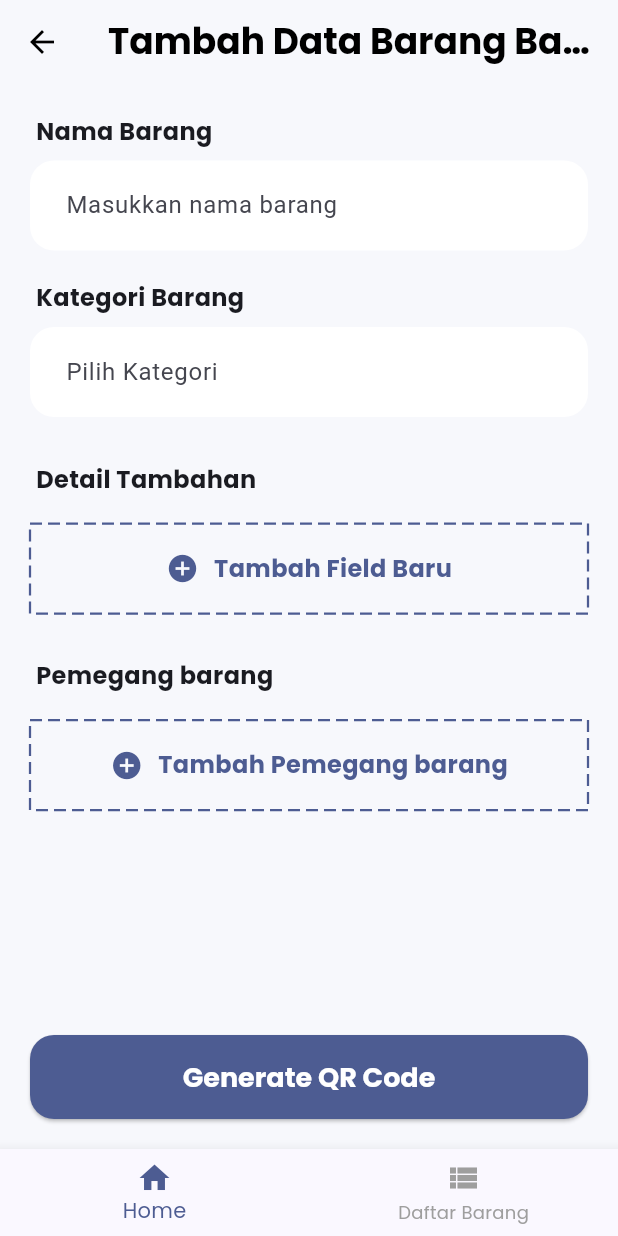
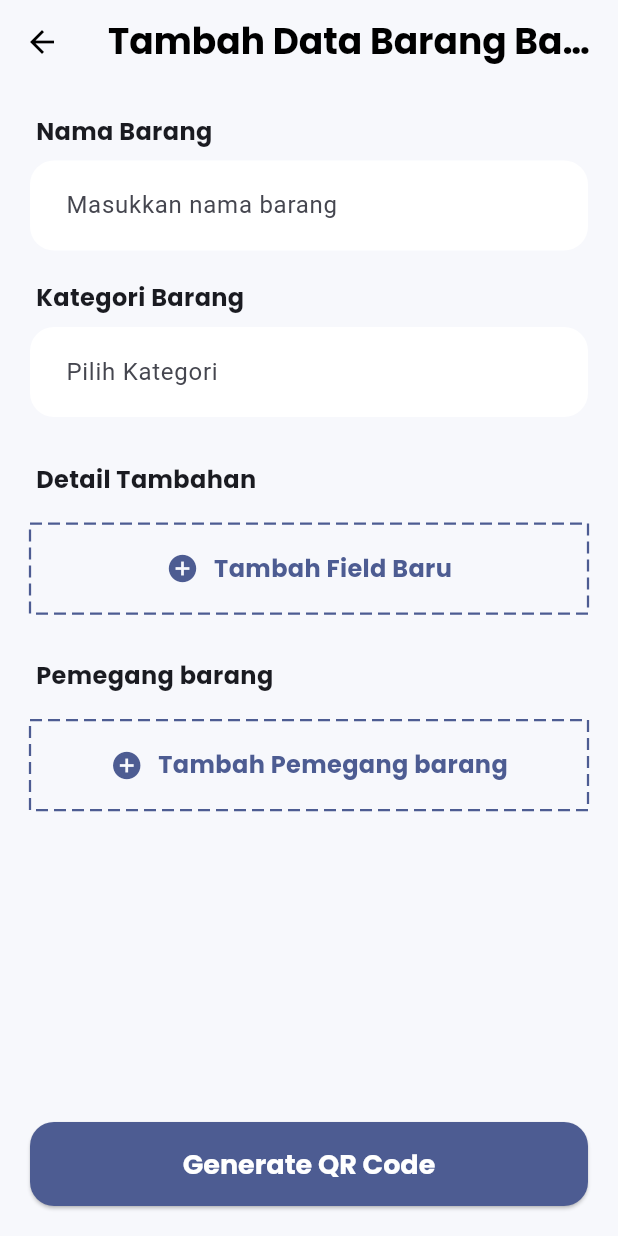
Before and after one commit to HegelAlRafli/SIPANDA, a Flutter app: the AddItemScreen screen opened by its route, on a phone screen of 412 x 824 dp. Run offline on Flutter 3.47's test engine with Material 3 defaults, Android fonts, the phone set to English and light mode, and no system bars; drawn by our look-alikes of dotted_border; our stand-ins replace cloud_firestore, firebase_core, go_router, google_fonts, image_picker, photo_view and 2 more; missing offline and left inert: file_saver, mobile_scanner; accounts and stored records are empty; network calls fail.

Commit message:
fix route app

```diff
--- a/lib/app_router.dart
+++ b/lib/app_router.dart
@@ -21,6 +21,7 @@ final GoRouter router = GoRouter(
     ),
   ),
   routes: <RouteBase>[
+    // Main navigation routes
     StatefulShellRoute.indexedStack(
       builder: (context, state, navigationShell) {
         return ScaffoldWithNavBar(navigationShell: navigationShell);
@@ -33,60 +34,6 @@ final GoRouter router = GoRouter(
               builder: (BuildContext context, GoRouterState state) {
                 return const HomeScreen();
               },
-              routes: <RouteBase>[
-                GoRoute(
-                  path: 'add_item',
-                  builder: (BuildContext context, GoRouterState state) {
-                    return const AddItemScreen();
-                  },
-                ),
-                GoRoute(
-                  path: 'qr_code',
-                  name: 'qr_code',
-                  builder: (BuildContext context, GoRouterState state) {
-                    final qrData = state.extra as String?;
-                    if (qrData == null) {
-                      return const Scaffold(
-                          body:
-                              Center(child: Text("Error: QR Data is missing.")));
-                    }
-                    return QrCodeScreen(itemId: qrData);
-                  },
-                ),
-                GoRoute(
-                  path: 'scan_qr',
-                  builder: (BuildContext context, GoRouterState state) {
-                    return const ScanQRScreen();
-                  },
-                ),
-                GoRoute(
-                    path: 'item_details/:itemId',
-                    name: 'item_details',
-                    builder: (BuildContext context, GoRouterState state) {
-                      final itemId = state.pathParameters['itemId'];
-                      if (itemId == null) {
-                        return const Scaffold(
-                            body: Center(
-                                child: Text("Error: Item ID is missing.")));
-                      }
-                      return ItemDetailsScreen(itemId: itemId);
-                    },
-                    routes: [
-                      GoRoute(
-                        path: 'edit',
-                        name: 'edit_item',
-                        builder: (BuildContext context, GoRouterState state) {
-                          final itemId = state.pathParameters['itemId'];
-                          if (itemId == null) {
-                            return const Scaffold(
-                                body: Center(
-                                    child: Text("Error: Item ID is missing.")));
-                          }
-                          return EditItemScreen(itemId: itemId);
-                        },
-                      ),
-                    ]),
-              ],
             ),
           ],
         ),
@@ -102,5 +49,60 @@ final GoRouter router = GoRouter(
         ),
       ],
     ),
+    // Top-level routes that can be accessed from anywhere
+    GoRoute(
+      path: '/add_item',
+      parentNavigatorKey: _rootNavigatorKey, // Important!
+      builder: (BuildContext context, GoRouterState state) {
+        return const AddItemScreen();
+      },
+    ),
+    GoRoute(
+      path: '/scan_qr',
+      parentNavigatorKey: _rootNavigatorKey,
+      builder: (BuildContext context, GoRouterState state) {
+        return const ScanQRScreen();
+      },
+    ),
+    GoRoute(
+      path: '/item_details/:itemId',
+      name: 'item_details',
+      parentNavigatorKey: _rootNavigatorKey,
+      builder: (BuildContext context, GoRouterState state) {
+        final itemId = state.pathParameters['itemId'];
+        if (itemId == null) {
+          return const Scaffold(
+              body: Center(child: Text("Error: Item ID is missing.")));
+        }
+        return ItemDetailsScreen(itemId: itemId);
+      },
+      routes: [
+         GoRoute(
+            path: 'edit',
+            name: 'edit_item',
+            builder: (BuildContext context, GoRouterState state) {
+              final itemId = state.pathParameters['itemId'];
+              if (itemId == null) {
+                return const Scaffold(
+                    body: Center(child: Text("Error: Item ID is missing.")));
+              }
+              return EditItemScreen(itemId: itemId);
+            },
+          ),
+      ]
+    ),
+     GoRoute(
+      path: '/qr_code',
+      name: 'qr_code',
+      parentNavigatorKey: _rootNavigatorKey,
+      builder: (BuildContext context, GoRouterState state) {
+        final qrData = state.extra as String?;
+        if (qrData == null) {
+          return const Scaffold(
+              body: Center(child: Text("Error: QR Data is missing.")));
+        }
+        return QrCodeScreen(itemId: qrData);
+      },
+    ),
   ],
 );
--- a/lib/screens/edit_item_screen.dart
+++ b/lib/screens/edit_item_screen.dart
@@ -237,7 +237,7 @@ Widget build(BuildContext context) {
                   const SizedBox(height: 16),
                   _buildAddNewFieldButton(),
                   const Divider(height: 32),
-                  Text("Pemegang Barang", style: Theme.of(context).textTheme.titleMedium?.copyWith(fontWeight: FontWeight.bold)),
+                                    Text("Pemegang Barang", style: Theme.of(context).textTheme.titleMedium?.copyWith(fontWeight: FontWeight.bold)),
                   const SizedBox(height: 16),
                   ..._buildPemegangFields(),
                   const SizedBox(height: 16),
--- a/lib/screens/home_screen.dart
+++ b/lib/screens/home_screen.dart
@@ -35,7 +35,7 @@ class HomeScreen extends StatelessWidget {
               title: 'Generate QR Barang',
               subtitle: 'Buat kode QR untuk barang Anda.',
               buttonText: 'Buat QR',
-              onPressed: () => context.go('/add-item'),
+              onPressed: () => context.go('/add_item'),
             ),
             const SizedBox(height: 20),
             HomeActionCard(
@@ -43,7 +43,7 @@ class HomeScreen extends StatelessWidget {
               title: 'Scan QR Barang',
               subtitle: 'Pindai kode QR untuk melihat detail barang.',
               buttonText: 'Pindai',
-              onPressed: () => context.go('/scan-qr'),
+              onPressed: () => context.go('/scan_qr'),
             ),
           ],
         ),
--- a/lib/screens/item_list_screen.dart
+++ b/lib/screens/item_list_screen.dart
@@ -159,7 +159,7 @@ class _ItemListScreenState extends State<ItemListScreen> {
       ),
       floatingActionButton: FloatingActionButton(
         onPressed: () {
-          context.go('/add-item');
+          context.go('/add_item');
         },
         backgroundColor: Theme.of(context).primaryColor,
         child: const Icon(Icons.add, color: Colors.white,),
```
